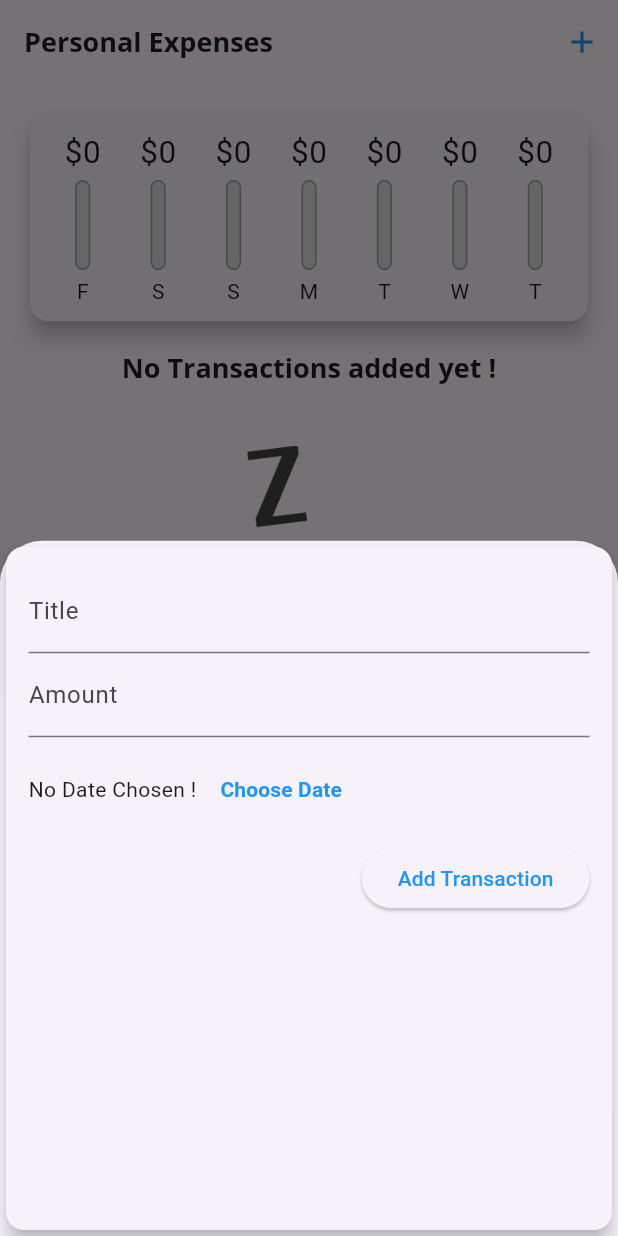
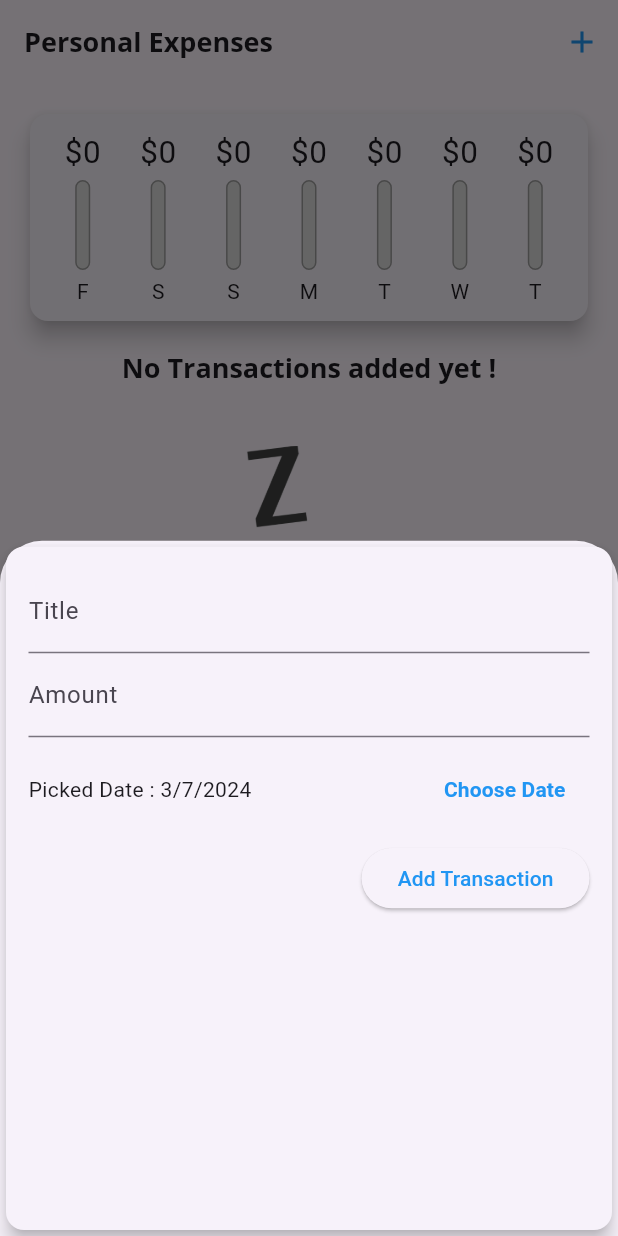
Before and after one commit to Assil28/Expense_Planner, a Flutter app: the screen it shows after launch, after a tap on the "add" icon, on a phone screen of 412 x 824 dp. Run offline on Flutter 3.47's test engine with Material 3 defaults, Android fonts, the phone set to English and light mode, and no system bars.

Commit message:
add delete transaction

```diff
--- a/lib/widgets/new_transaction.dart
+++ b/lib/widgets/new_transaction.dart
@@ -1,4 +1,5 @@
 import 'package:flutter/material.dart';
+import 'package:intl/intl.dart';
 
 class NewTransaction extends StatefulWidget {
   final Function addTx;
@@ -12,29 +13,42 @@ class NewTransaction extends StatefulWidget {
 class _NewTransactionState extends State<NewTransaction> {
   /*String titleInput;
     String amountInput;*/
-  final titleInputController = TextEditingController();
+  final _titleInputController = TextEditingController();
 
-  final amountInputController = TextEditingController();
+  final _amountInputController = TextEditingController();
+
+  late DateTime _selectedDate = DateTime.now();
 
   void submitData() {
-    final enteredTitle = titleInputController.text;
-    final enteredAmount = double.parse(amountInputController.text);
+    if (_amountInputController.text.isEmpty) {
+      return;
+    }
+    final enteredTitle = _titleInputController.text;
+    final enteredAmount = double.parse(_amountInputController.text);
 
-    if (enteredTitle.isEmpty || enteredAmount <= 0) {
+    if (enteredTitle.isEmpty || enteredAmount <= 0 || _selectedDate == null) {
       return;
     } // lehna golna ken enteredTitle feregh wala enteredAmount <=0 il ne vas pas executer le code apres
     // ma3neha l addTx mch bch yaamlelha execution
-    widget.addTx(enteredTitle, enteredAmount);
+    widget.addTx(enteredTitle, enteredAmount, _selectedDate);
 
     Navigator.of(context).pop();
   }
 
   void _presentDatePicker() {
     showDatePicker(
-        context: context,
-        initialDate: DateTime.now(),
-        firstDate: DateTime(2024),
-        lastDate: DateTime.now());
+            context: context,
+            initialDate: DateTime.now(),
+            firstDate: DateTime(2024),
+            lastDate: DateTime.now())
+        .then((pickedDate) {
+      if (pickedDate == null) {
+        return;
+      }
+      setState(() {
+        _selectedDate = pickedDate;
+      });
+    });
   }
 
   @override
@@ -51,7 +65,7 @@ class _NewTransactionState extends State<NewTransaction> {
               /*onChanged: (val) {
                       titleInput = val;
                     },*/
-              controller: titleInputController,
+              controller: _titleInputController,
               onSubmitted: (_) => submitData,
             ),
             TextField(
@@ -59,7 +73,7 @@ class _NewTransactionState extends State<NewTransaction> {
               /*onChanged: (val) {
                       amountInput = val;
                     },*/
-              controller: amountInputController,
+              controller: _amountInputController,
               keyboardType: TextInputType.number,
               onSubmitted: (_) => submitData,
             ),
@@ -67,7 +81,11 @@ class _NewTransactionState extends State<NewTransaction> {
               height: 70,
               child: Row(
                 children: [
-                  Text('No Date Chosen !'),
+                  Expanded(
+                    child: Text(_selectedDate == null
+                        ? 'No Date Chosen !'
+                        : 'Picked Date : ${DateFormat.yMd().format(_selectedDate)}'),
+                  ),
                   MaterialButton(
                       onPressed: _presentDatePicker,
                       child: const Text(
--- a/lib/widgets/transaction_list.dart
+++ b/lib/widgets/transaction_list.dart
@@ -5,12 +5,14 @@ import 'package:intl/intl.dart';
 class TransactionList extends StatelessWidget {
   final List<Transaction> transactions;
 
-  TransactionList(this.transactions);
+  final Function deleteTx;
+
+  TransactionList(this.transactions,this.deleteTx);
 
   @override
   Widget build(BuildContext context) {
     return Container(
-      height: 500,
+      height: 600,
       child: transactions.isEmpty
           ? Column(
               children: [
@@ -33,8 +35,8 @@ class TransactionList extends StatelessWidget {
           : ListView.builder(
               itemBuilder: (BuildContext context, int index) {
                 return Card(
-                  margin: EdgeInsets.symmetric(vertical: 8,horizontal: 5),
-                 elevation: 5,
+                  margin: EdgeInsets.symmetric(vertical: 8, horizontal: 5),
+                  elevation: 5,
                   child: ListTile(
                     leading: CircleAvatar(
                       radius: 30,
@@ -51,7 +53,11 @@ class TransactionList extends StatelessWidget {
                       DateFormat.yMMMd().format(transactions[index].date),
                       style: TextStyle(color: Colors.grey),
                     ),
-
+                    trailing: IconButton(
+                      icon: Icon(Icons.delete),
+                      color: Theme.of(context).errorColor,
+                      onPressed: () => deleteTx(transactions[index].id),
+                    ),
                   ),
                 );
               },
```
Also changed, not shown: lib/main.dart (+11 -3 lines).
